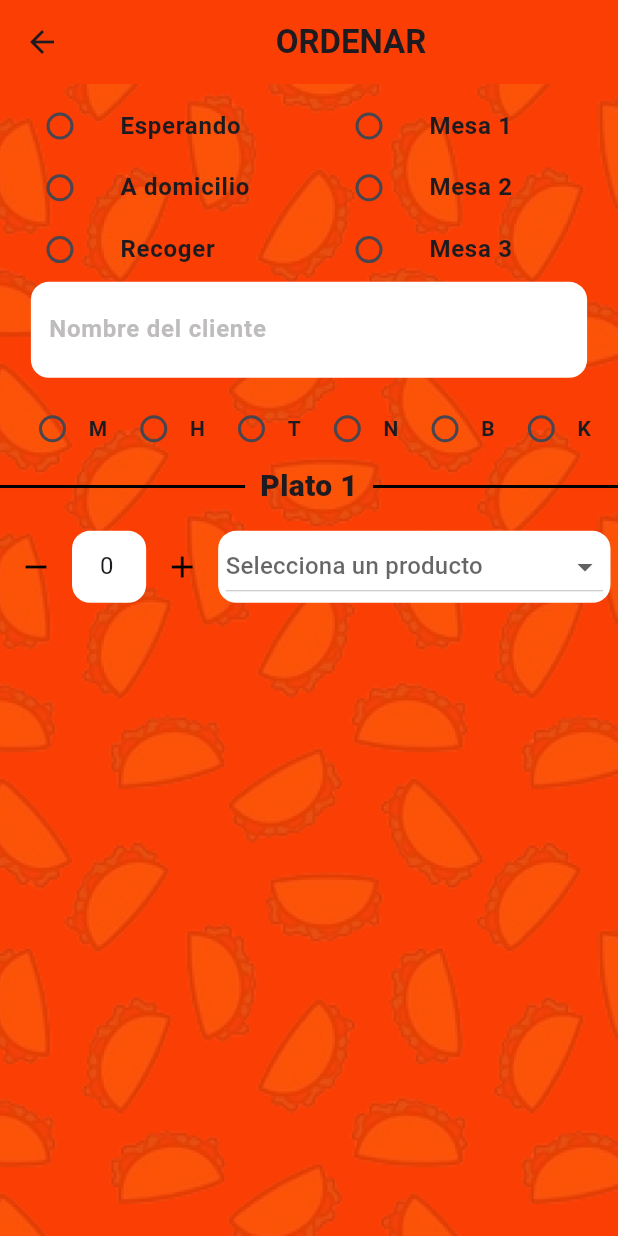
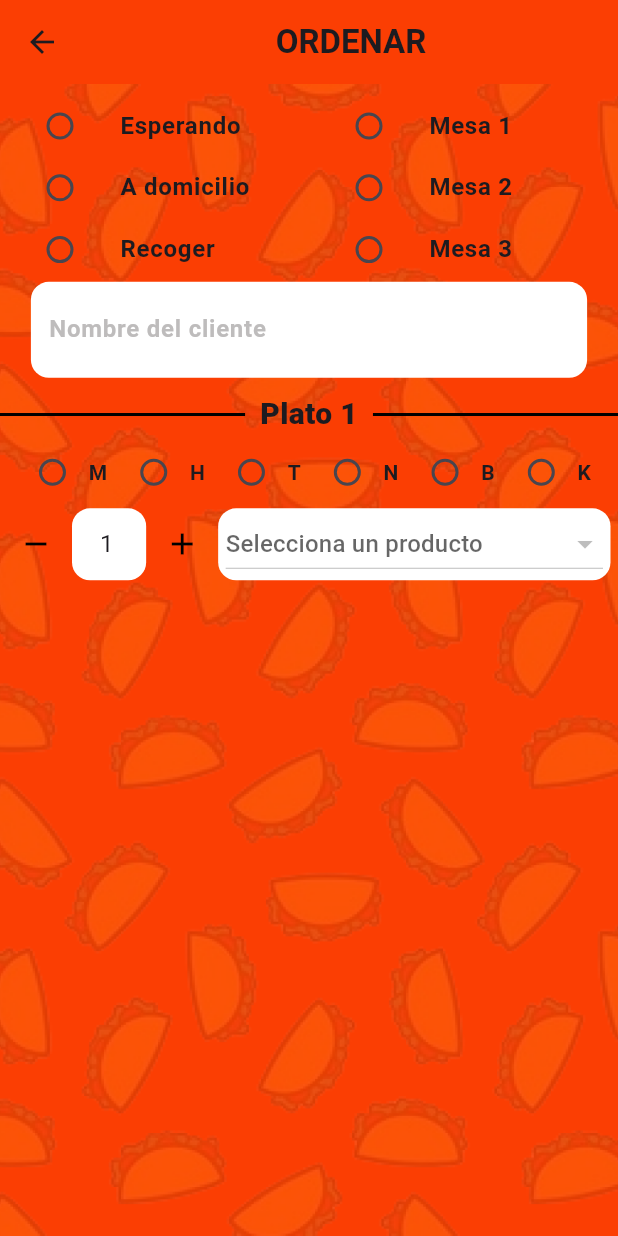
Before and after one commit to Ibis-C/TRT-App-Movil, a Flutter app: the TakeOrdersScreen screen opened by its route, after a tap on the "remove" icon, on a phone screen of 412 x 824 dp. Run offline on Flutter 3.47's test engine with Material 3 defaults, Android fonts, the light colour scheme and no system bars; our stand-ins replace cloud_firestore, firebase_auth, firebase_core; accounts and stored records are empty.

Commit message:
filter of products done

```diff
--- a/lib/models/plate_model.dart
+++ b/lib/models/plate_model.dart
@@ -2,11 +2,9 @@ import 'package:trt/models/models.dart';
 
 class PlateModel {
   final int plateNumber;
-  List<ProductOrderModel> productsOrdered = [
-    ProductOrderModel(null),
-  ];
+  List<ProductOrderModel> productsOrdered;
 
-  PlateModel(this.plateNumber);
+  PlateModel(this.plateNumber, this.productsOrdered);
 
   void addProduct(ProductOrderModel product) {
     productsOrdered.add(product);
--- a/lib/models/product_order_model.dart
+++ b/lib/models/product_order_model.dart
@@ -7,7 +7,6 @@ class ProductOrderModel {
   final TextEditingController commentController = TextEditingController();
   int amount = 1;
   ProductModel? selectedProduct;
-  String? selectedFilter;
   String? comment;
   bool lastOne = true;
 
@@ -33,10 +32,6 @@ class ProductOrderModel {
     this.amount = amount;
   }
 
-  void setSelectedFilter(String selection) {
-    selectedFilter = selection;
-  }
-
   String? getSelectedProduct() {
     if (selectedProduct == null) {
       return 'No ha seleccionado un producto';
--- a/lib/models/product_type_model.dart
+++ b/lib/models/product_type_model.dart
@@ -1,6 +1,6 @@
 class ProductTypeModel {
-  final String id;
-  final String name;
+  final String? id;
+  final String? name;
 
   ProductTypeModel(this.id, this.name);
 }
--- a/lib/screens/take_orders_screen.dart
+++ b/lib/screens/take_orders_screen.dart
@@ -41,10 +41,26 @@ class _TakeOrdersScreenState extends State<TakeOrdersScreen> {
     ProductModel('Coca cola', 20, 'bebida')
   ];
 
-  List<PlateModel> order = [PlateModel(1)];
+  // Seleccion de filtro en cada uno de los productos del plato
+  List<ProductModel?> listProductModelSelected = [
+    null,
+  ];
+
+  //
+  List<ProductTypeModel> listOfFiltersPerElementOnAPlate = [
+    ProductTypeModel(null, null),
+  ];
+
+  List<List<ProductModel>> listOfFilteredlists = [
+    [],
+  ];
+
+  List<PlateModel> order = [
+    // Una orden tiene un plato, cada plato tiene un número y cada plato tiene una lista de productos y a cada producto se le pasa los datos del producto
+    PlateModel(1, [ProductOrderModel(null)])
+  ];
 
   OrderTypeModel? selectedOptionOrderType;
-  ProductTypeModel? selectedOptionProductType;
 
   final _customerNameController = TextEditingController();
 
@@ -52,6 +68,7 @@ class _TakeOrdersScreenState extends State<TakeOrdersScreen> {
   Widget build(BuildContext context) {
     final size = MediaQuery.of(context).size;
     final containerTextFieldWidth = size.width * 0.9;
+
     return Scaffold(
       appBar: AppBar(
         backgroundColor: const Color(0xFFFB3E03),
@@ -126,56 +143,23 @@ class _TakeOrdersScreenState extends State<TakeOrdersScreen> {
                 onChanged: (value) {},
               ),
             ),
-            // Hacer el .map.toList
-            filterMenuOptions(),
-            selectMenuItem(order[0].plateNumber, size)
+            selectMenuItem(order[0].plateNumber, size, order)
           ],
         ),
       ),
     );
   }
 
-  Widget filterMenuOptions() {
-    return SingleChildScrollView(
-      padding: const EdgeInsets.only(top: 10),
-      scrollDirection: Axis.horizontal,
-      child: Row(
-        children: filters.map((productTypeModelOption) {
-          return Container(
-            padding: const EdgeInsets.only(right: 7.0), // Ajuste de padding
-            child: Row(
-              children: [
-                Radio<ProductTypeModel>(
-                  activeColor: Colors.white,
-                  value: productTypeModelOption,
-                  groupValue: selectedOptionProductType,
-                  onChanged: (ProductTypeModel? value) {
-                    setState(() {
-                      selectedOptionProductType = value;
-                      print('TIPO DE FILTRO: ${selectedOptionProductType?.id}');
-                    });
-                  },
-                ),
-                Text(
-                  productTypeModelOption.name,
-                  style: const TextStyle(fontWeight: FontWeight.bold),
-                ), // Sin SizedBox
-              ],
-            ),
-          );
-        }).toList(),
-      ),
-    );
-  }
-
-  Widget selectMenuItem(int plateNumber, Size size) {
+  Widget selectMenuItem(int plateNumber, Size size, List<PlateModel> order) {
     int pN = plateNumber - 1;
     return Expanded(
       child: SingleChildScrollView(
         child: Column(
           children: [
             // TITULO PLATO
-            Row(
+            Padding(
+              padding: const EdgeInsets.only(top: 10),
+              child: Row(
                 mainAxisAlignment: MainAxisAlignment.center,
                 children: [
                   Expanded(
@@ -199,15 +183,65 @@ class _TakeOrdersScreenState extends State<TakeOrdersScreen> {
                   ),
                 ],
               ),
+            ),
 
             // CANTIDAD Y SELECCION DE PRODUCTO
             ListView.builder(
               physics: const NeverScrollableScrollPhysics(),
               shrinkWrap: true,
-              itemBuilder: (context, index) => Padding(
-                padding: const EdgeInsets.only(top: 15),
-                child: Column(
+              itemBuilder: (context, index) => Column(
                 children: [
+                  // FILTRO DE PRODUCTOS
+                  SingleChildScrollView(
+                    scrollDirection: Axis.horizontal,
+                    child: Row(
+                      children: filters.map((productTypeModelOption) {
+                        return Container(
+                          padding: const EdgeInsets.only(right: 7.0),
+                          child: Row(
+                            children: [
+                              Radio<ProductTypeModel>(
+                                activeColor: Colors.white,
+                                value: productTypeModelOption,
+                                groupValue:
+                                    listOfFiltersPerElementOnAPlate[index],
+                                onChanged: (ProductTypeModel? value) {
+                                  setState(() {
+                                    // Asignar el filtro a la lista en la posición que le corresponde
+                                    listOfFiltersPerElementOnAPlate[index] =
+                                        value!;
+
+                                    /*
+                                    ######### IMPORTANTISIMO ############
+                                    SIEMPRE PONER A NULL ANTES DE CREAR LA NUEVA LISTA FILTRADA, PORQUE SI NO LO PONEMOS A NULL Y ESTE VALOR SE QUEDA IGUAL, ENTONCES LA LISTA FILTRADA YA NO TENDRA ESE ELEMENTO GUARDADO Y DARÁ ERRORES. EN POCAS PALABRAS, EL VALOR GUARDADO NO ESTA EN LA NUEVA LISTA, DANDO ERROR.
+                                    */
+                                    listProductModelSelected[index] = null;
+
+                                    print(
+                                        'TIPO DE FILTRO: ${listOfFiltersPerElementOnAPlate[index].id}');
+
+                                    // Genera la lista filtrada
+                                    listOfFilteredlists[index] = products
+                                        .where((product) =>
+                                            product.type ==
+                                            listOfFiltersPerElementOnAPlate[
+                                                    index]
+                                                .id)
+                                        .toList();
+                                  });
+                                },
+                              ),
+                              Text(
+                                productTypeModelOption.name!,
+                                style: const TextStyle(
+                                    fontWeight: FontWeight.bold),
+                              ), // Sin SizedBox
+                            ],
+                          ),
+                        );
+                      }).toList(),
+                    ),
+                  ),
                   Row(
                     mainAxisSize: MainAxisSize.min,
                     children: [
@@ -216,16 +250,21 @@ class _TakeOrdersScreenState extends State<TakeOrdersScreen> {
                         color: Colors.black,
                         onPressed: () {
                           setState(() {
+                            // El primer elemento nunca puede ser cero, siempre debe ser 1
+                            if (order[pN].productsOrdered[0].amount > 1 ||
+                                order[pN].productsOrdered.length > 1) {
                               order[pN].productsOrdered[index].decrement();
+                            }
                             print(order[pN]
                                 .productsOrdered[index]
                                 .amountController
                                 .text);
-                              if (order[pN].productsOrdered[index].amount ==
-                                      0 &&
+
+                            //
+                            if (order[pN].productsOrdered[index].amount == 0 &&
                                 order[pN].productsOrdered.length > 1) {
-                                print('SOY EL INDICE $index');
                               order[pN].deleteProduct(index);
+
                               order[pN]
                                   .productsOrdered[
                                       order[pN].productsOrdered.length - 1]
@@ -246,9 +285,8 @@ class _TakeOrdersScreenState extends State<TakeOrdersScreen> {
                           textAlign: TextAlign.center,
                           decoration:
                               const InputDecoration(border: InputBorder.none),
-                            controller: order[pN]
-                                .productsOrdered[index]
-                                .amountController,
+                          controller:
+                              order[pN].productsOrdered[index].amountController,
                           keyboardType: TextInputType.number,
                           inputFormatters: [
                             FilteringTextInputFormatter.digitsOnly
@@ -281,7 +319,6 @@ class _TakeOrdersScreenState extends State<TakeOrdersScreen> {
                         icon: const Icon(Icons.add),
                       ),
 
-                        // INPUT DE SELECCION DEL PRODUCTO
                       Expanded(
                         child: Padding(
                           padding: const EdgeInsets.only(right: 5),
@@ -289,16 +326,16 @@ class _TakeOrdersScreenState extends State<TakeOrdersScreen> {
                             decoration: BoxDecoration(
                                 color: Colors.white,
                                 borderRadius: BorderRadius.circular(12)),
+
+                            // INPUT DE SELECCION DEL PRODUCTO
                             child: DropdownButton<ProductModel>(
-                                  padding:
-                                      const EdgeInsetsDirectional.symmetric(
+                                padding: const EdgeInsetsDirectional.symmetric(
                                     horizontal: 5),
                                 isExpanded: true,
-                                  value: order[pN]
-                                      .productsOrdered[index]
-                                      .selectedProduct,
+                                value: listProductModelSelected[index],
                                 hint: const Text('Selecciona un producto'),
-                                  items: products.map((ProductModel product) {
+                                items: listOfFilteredlists[index]
+                                    .map((ProductModel product) {
                                   return DropdownMenuItem<ProductModel>(
                                     value: product,
                                     child: Text(
@@ -308,9 +345,15 @@ class _TakeOrdersScreenState extends State<TakeOrdersScreen> {
                                 }).toList(),
                                 onChanged: (ProductModel? newProduct) {
                                   setState(() {
+                                    // Actualiza la selección en la lista
+                                    listProductModelSelected[index] =
+                                        newProduct;
+
+                                    // Le pasamos la clase del producto que agregara al plato
                                     order[pN]
                                         .productsOrdered[index]
                                         .selectedProduct = newProduct;
+
                                     print(
                                         '    <<Index>> $index\n    <<Cantidad>> ${order[pN].productsOrdered[index].amount}\n    <<Producto>> ${order[pN].productsOrdered[index].getSelectedProduct()}');
 
@@ -326,12 +369,23 @@ class _TakeOrdersScreenState extends State<TakeOrdersScreen> {
                                             .productsOrdered[index]
                                             .increment();
                                       }
-                                        order[pN].addProduct(
-                                            ProductOrderModel(null));
 
+                                      // AGREAR NUEVO SELECCION DE PRODUCTO
+                                      listProductModelSelected.add(null);
+
+                                      // AGREGAR NUEVO FILTRO A LA LISTA DE FILTRO
+                                      listOfFiltersPerElementOnAPlate
+                                          .add(ProductTypeModel(null, null));
+
+                                      // AGREGAR NUEVA LISTA A LA LISTA DE LISTAS FILTRADAS
+                                      listOfFilteredlists.add([]);
+
+                                      // AGREGAR NUEVO PRODUCTO AL PLATO
                                       order[pN]
-                                            .productsOrdered[index]
-                                            .lastOne = false;
+                                          .addProduct(ProductOrderModel(null));
+
+                                      order[pN].productsOrdered[index].lastOne =
+                                          false;
                                     }
                                     /* print(
                                         '    <<Index>> ${index + 1}\n    <<Cantidad>> ${order[pN].productsOrdered[index + 1].amount}\n    <<Producto>> ${order[pN].productsOrdered[index + 1].getSelectedProduct()}'); */
@@ -345,8 +399,7 @@ class _TakeOrdersScreenState extends State<TakeOrdersScreen> {
                   const SizedBox(
                     height: 5,
                   ),
-                    if (order[pN].productsOrdered[index].selectedProduct !=
-                        null)
+                  if (order[pN].productsOrdered[index].selectedProduct != null)
                     Container(
                       width: size.width * 0.98,
                       height: size.height * 0.06,
@@ -354,9 +407,8 @@ class _TakeOrdersScreenState extends State<TakeOrdersScreen> {
                           color: Colors.white,
                           borderRadius: BorderRadius.circular(12.0)),
                       child: TextField(
-                          controller: order[pN]
-                              .productsOrdered[index]
-                              .commentController,
+                        controller:
+                            order[pN].productsOrdered[index].commentController,
                         keyboardType: TextInputType.visiblePassword,
                         decoration: InputDecoration(
                           hintText: 'Detalles producto ${index + 1}',
@@ -372,7 +424,6 @@ class _TakeOrdersScreenState extends State<TakeOrdersScreen> {
                     ),
                 ],
               ),
-              ),
               // Cantidad de productos seleccionados en un plato
               itemCount: order[pN].productsOrdered.length,
             )
```
Lines whose indentation alone changed are shown as unchanged.
